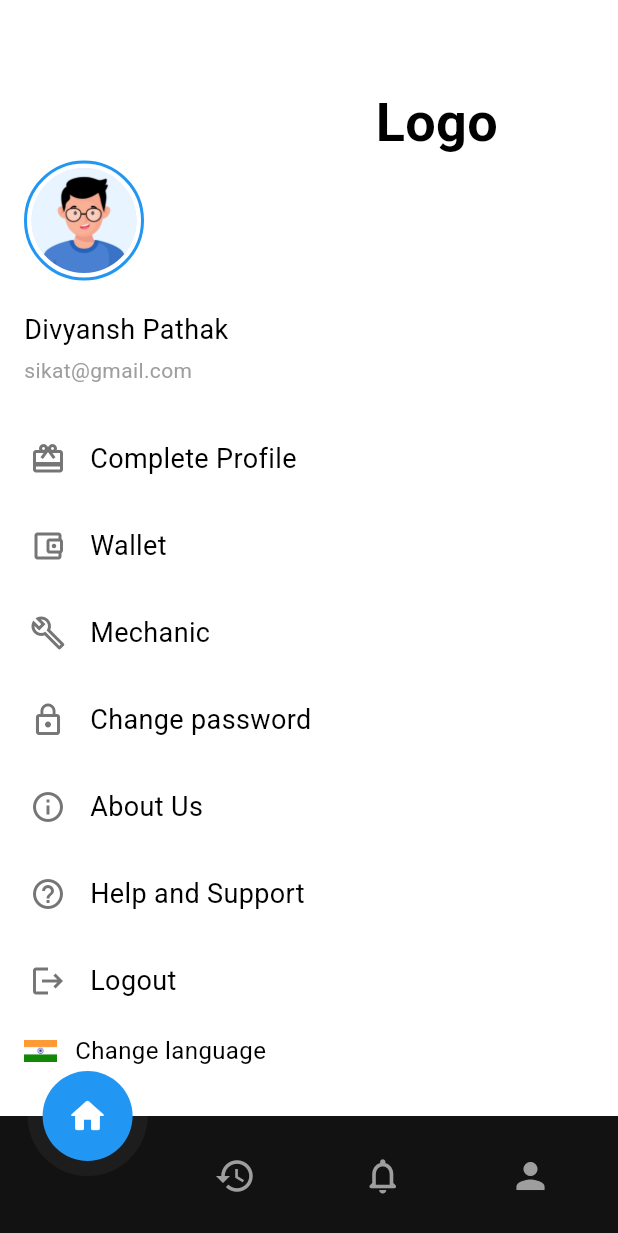
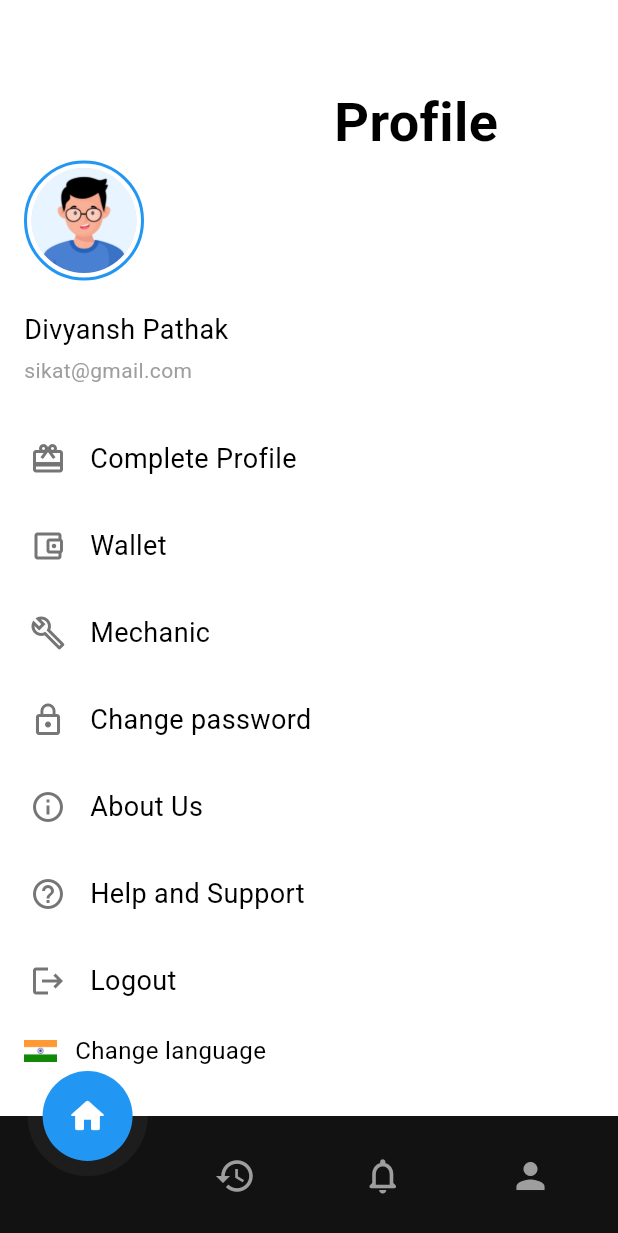
Before and after one commit to sikatienterprises/tukugo-driver, a Flutter app: the ProfileScreen screen opened by its route, on a phone screen of 412 x 824 dp. Shown: the top 1233 px of the screen. Run offline on Flutter 3.47's test engine with Material 3 defaults, Android fonts, the phone set to English and light mode, and no system bars; our stand-ins replace dotted_border, flutter_map, flutter_svg, go_router, image_picker, intl_phone_field and 1 more; project files that could hold a hidden picture were left out.

Commit message:
Fix: Fixed the icon font and Logo text in profile.

```diff
--- a/lib/screen/drawer/profile_drawer.dart
+++ b/lib/screen/drawer/profile_drawer.dart
@@ -31,7 +31,7 @@ class _ProfileScreenState extends State<ProfileScreen> {
             mainAxisAlignment: MainAxisAlignment.end,
             children: [
               const Text(
-                'Logo',
+                'Profile',
                 style: TextStyle(
                   color: Colors.black,
                   fontSize: 36,
```
Also changed, not shown: 2 other files.
